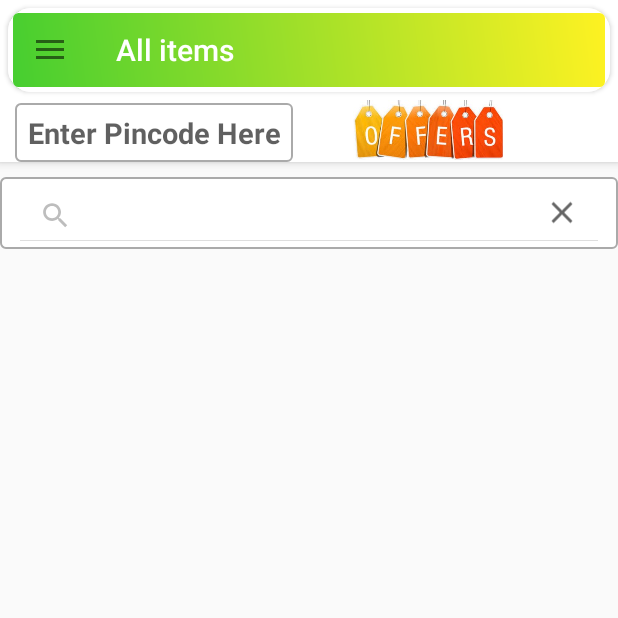
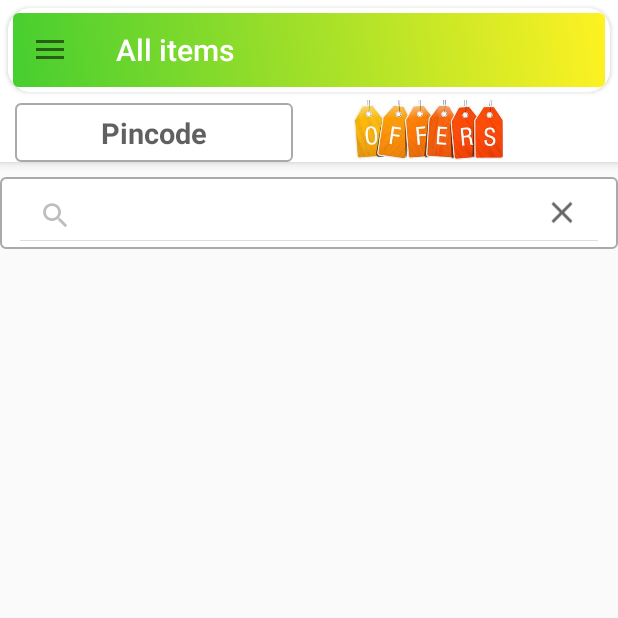
Before and after one commit to Kritip123/grocery_management, an Android app: the fragment OffersPage placed in its activity, after a tap on "Home", on a phone screen of 412 x 824 dp, the top half of it. Run offline under Robolectric (Android 15) with nearby library versions, the phone set to English and light mode, and no system bars; our stand-ins replace Firebase (no records; nobody signed in at launch, a user with empty details on screens opened directly); 2 other taps on this screen came first.

Commit message:
rebase Kalpana Di

```diff
--- a/app/src/main/java/com/dsc/grocerymanagement/activities/DashboardActivity.kt
+++ b/app/src/main/java/com/dsc/grocerymanagement/activities/DashboardActivity.kt
@@ -30,7 +30,7 @@ class DashboardActivity : AppCompatActivity() {
     private lateinit var drawerLayout: DrawerLayout
     lateinit var etPin: EditText
     private lateinit var btnPin: Button
-    private lateinit var offer:ImageView
+    private lateinit var offer: ImageView
     private lateinit var txtPinResult: TextView
     private lateinit var img: ImageView
     private lateinit var toolbar: Toolbar
@@ -48,11 +48,12 @@ class DashboardActivity : AppCompatActivity() {
         //img = ImageView(this@DashboardActivity)
         txtPinResult = findViewById(R.id.txtPinResult)
         txtPinResult.visibility = View.GONE
-        offer=findViewById(R.id.offers)
+        offer = findViewById(R.id.offers)
         etPin = findViewById(R.id.etPin)
         btnPin = findViewById(R.id.btnPin)
         navigationView.menu.getItem(0).isChecked = true
         toolbar = findViewById(R.id.Toolbar)
+        etPin.hideKeyboard()
         auth = FirebaseAuth.getInstance()
         setUpToolbar()
         setMenuIcons(navigationView.menu)
@@ -264,6 +265,10 @@ class DashboardActivity : AppCompatActivity() {
             if (s?.length == 6) {
                 btnPin.performClick()
                 etPin.hideKeyboard()
+            } else {
+                etPin.setCompoundDrawablesWithIntrinsicBounds(0, 0, 0, 0)
+                //txtPinResult.visibility = View.VISIBLE
+
             }
         }
     }
--- a/app/src/main/java/com/dsc/grocerymanagement/fragments/OffersPage.java
+++ b/app/src/main/java/com/dsc/grocerymanagement/fragments/OffersPage.java
@@ -25,11 +25,6 @@ import com.firebase.ui.firestore.FirestoreRecyclerOptions;
 import com.google.firebase.firestore.FirebaseFirestore;
 import com.google.firebase.firestore.Query;
 
-/**
- * A simple {@link Fragment} subclass.
- * Use the {@link OffersPage#newInstance} factory method to
- * create an instance of this fragment.
- */
 public class OffersPage extends Fragment implements IOnBackPressed {
 
     RecyclerView recview;
@@ -37,76 +32,27 @@ public class OffersPage extends Fragment implements IOnBackPressed {
     FirestoreRecyclerAdapter adapter;
     RelativeLayout offerLayout;
 
-    // TODO: Rename parameter arguments, choose names that match
-    // the fragment initialization parameters, e.g. ARG_ITEM_NUMBER
-    private static final String ARG_PARAM1 = "param1";
-    private static final String ARG_PARAM2 = "param2";
-
-    // TODO: Rename and change types of parameters
-    private String mParam1;
-    private String mParam2;
-
-    public OffersPage() {
-        // Required empty public constructor
-    }
-
-    /**
-     * Use this factory method to create a new instance of
-     * this fragment using the provided parameters.
-     *
-     * @param param1 Parameter 1.
-     * @param param2 Parameter 2.
-     * @return A new instance of fragment OffersPage.
-     */
-    // TODO: Rename and change types and number of parameters
-    public static OffersPage newInstance(String param1, String param2) {
-        OffersPage fragment = new OffersPage();
-        Bundle args = new Bundle();
-        args.putString(ARG_PARAM1, param1);
-        args.putString(ARG_PARAM2, param2);
-        fragment.setArguments(args);
-        return fragment;
-    }
-
-    @Override
-    public void onCreate(Bundle savedInstanceState) {
-        super.onCreate(savedInstanceState);
-        if (getArguments() != null) {
-            mParam1 = getArguments().getString(ARG_PARAM1);
-            mParam2 = getArguments().getString(ARG_PARAM2);
-        }
-    }
-
     @Override
     public View onCreateView(LayoutInflater inflater, ViewGroup container,
                              Bundle savedInstanceState) {
         // Inflate the layout for this fragment
-        View view= inflater.inflate(R.layout.fragment_offeritem_page, container, false);
-
-
-
-        recview=(RecyclerView)view.findViewById(R.id.firestore_list);
+        View view = inflater.inflate(R.layout.fragment_offeritem_page, container, false);
+        recview = (RecyclerView) view.findViewById(R.id.firestore_list);
         firebaseFirestore = FirebaseFirestore.getInstance();
         offerLayout = view.findViewById(R.id.progressLayout);
         offerLayout.setVisibility(View.VISIBLE);
-
-
         Query query = FirebaseFirestore.getInstance()
                 .collection("offers");
-
-
         getList(query);
-
         return view;
     }
 
-    private void getList(Query query){
+    private void getList(Query query) {
         FirestoreRecyclerOptions<offermodel> options = new FirestoreRecyclerOptions.Builder<offermodel>()
                 .setQuery(query, offermodel.class)
                 .build();
 
-        adapter = new FirestoreRecyclerAdapter<offermodel, OfferViewHolder>(options){
-
+        adapter = new FirestoreRecyclerAdapter<offermodel, OfferViewHolder>(options) {
 
             @NonNull
             @Override
@@ -125,38 +71,29 @@ public class OffersPage extends Fragment implements IOnBackPressed {
                 holder.relativeLayout.setOnClickListener(new View.OnClickListener() {
                     @Override
                     public void onClick(View view) {
-                        Intent intent=new Intent(getContext(), OfferActivity.class);
-                        intent.putExtra("offerdesc",model.getOfferdesc());
-                        intent.putExtra("c1",model.getC1());
-                        intent.putExtra("c2",model.getC2());
-                        intent.putExtra("c3",model.getC3());
-
-                        intent.putExtra("offerimage",model.getOfferimage().toString());
+                        Intent intent = new Intent(getContext(), OfferActivity.class);
+                        intent.putExtra("offerdesc", model.getOfferdesc());
+                        intent.putExtra("c1", model.getC1());
+                        intent.putExtra("c2", model.getC2());
+                        intent.putExtra("c3", model.getC3());
+                        intent.putExtra("offerimage", model.getOfferimage());
                         view.getContext().startActivity(intent);
                     }
                 });
                 offerLayout.setVisibility(View.GONE);
-
-
             }
         };
-
-        // adapter.notifyDataSetChanged();
+        adapter.notifyDataSetChanged();
         recview.setHasFixedSize(true);
         recview.setLayoutManager(new LinearLayoutManager(getActivity()));
         recview.setAdapter(adapter);
-
     }
 
-
-
-    private class OfferViewHolder extends RecyclerView.ViewHolder{
+    private class OfferViewHolder extends RecyclerView.ViewHolder {
 
         ImageView offerimg;
-        TextView offername,offertype;
-        offermodel model;
+        TextView offername, offertype;
         RelativeLayout relativeLayout;
-
 
         public OfferViewHolder(@NonNull View itemView) {
             super(itemView);
@@ -164,11 +101,8 @@ public class OffersPage extends Fragment implements IOnBackPressed {
             offerimg = (ImageView) itemView.findViewById(R.id.offerimage);
             offername = (TextView) itemView.findViewById(R.id.offername);
             offertype = (TextView) itemView.findViewById(R.id.offertype);
-            relativeLayout=itemView.findViewById(R.id.offerlayout);
-
-
+            relativeLayout = itemView.findViewById(R.id.offerlayout);
         }
-
     }
 
     @Override
--- a/app/src/main/res/layout/activity_dashboard.xml
+++ b/app/src/main/res/layout/activity_dashboard.xml
@@ -15,33 +15,35 @@
             android:layout_width="match_parent"
             android:layout_height="wrap_content"
             android:background="#fff"
-            app:layout_scrollFlags="scroll|enterAlways"
-            android:theme="@style/ThemeOverlay.AppCompat.Light">
+            android:theme="@style/ThemeOverlay.AppCompat.Light"
+            app:layout_scrollFlags="scroll|enterAlways">
+
             <androidx.cardview.widget.CardView
                 android:id="@+id/cardImg"
                 android:layout_width="match_parent"
                 android:layout_height="wrap_content"
                 android:layout_margin="5dp"
-                app:layout_scrollFlags="scroll|enterAlways"
                 android:background="#000"
-                app:cardCornerRadius="15dp">
+                app:cardCornerRadius="15dp"
+                app:layout_scrollFlags="scroll|enterAlways">
+
                 <androidx.appcompat.widget.Toolbar
                     android:id="@+id/Toolbar"
                     android:layout_width="match_parent"
                     android:layout_height="wrap_content"
                     android:background="@drawable/button_border"
                     android:minHeight="?attr/actionBarSize"
-                app:titleTextColor="#fff"
                     android:theme="@style/ThemeOverlay.AppCompat.Light"
-                app:layout_scrollFlags="scroll|enterAlways" />
+                    app:layout_scrollFlags="scroll|enterAlways"
+                    app:titleTextColor="#fff" />
             </androidx.cardview.widget.CardView>
 
             <RelativeLayout
                 android:layout_width="match_parent"
                 android:layout_height="wrap_content"
-                app:layout_scrollFlags="scroll|enterAlways"
+                android:background="#fff"
                 android:theme="@style/ThemeOverlay.AppCompat.Light"
-                android:background="#fff">
+                app:layout_scrollFlags="scroll|enterAlways">
 
                 <EditText
                     android:id="@+id/etPin"
@@ -60,14 +62,15 @@
                     android:textColorHint="#9F000000"
                     android:textSize="19sp"
                     android:textStyle="bold" />
+
                 <ImageView
                     android:id="@+id/offers"
                     android:layout_width="100dp"
                     android:layout_height="40dp"
+                    android:layout_marginStart="40dp"
+                    android:layout_toEndOf="@id/etPin"
                     android:background="@drawable/button_border"
-                    android:layout_toEndOf="@id/etPin"
-                    android:layout_marginStart="40dp"
-                    android:src="@drawable/offer"/>
+                    android:src="@drawable/offer" />
 
                 <Button
                     android:id="@+id/btnPin"
@@ -77,25 +80,25 @@
                     android:layout_marginStart="10dp"
                     android:layout_marginTop="-1dp"
                     android:layout_toEndOf="@id/etPin"
-                    android:visibility="gone"
                     android:background="@drawable/button_border"
                     android:paddingVertical="5dp"
                     android:text="@string/check"
                     android:textColor="#0A3D62"
-                    android:textStyle="bold" />
+                    android:textStyle="bold"
+                    android:visibility="gone" />
 
                 <TextView
                     android:id="@+id/txtPinResult"
                     android:layout_width="match_parent"
                     android:layout_height="wrap_content"
+                    android:layout_below="@id/etPin"
                     android:padding="5dp"
                     android:text="@string/not_eligible_for_this_pincode"
                     android:textAlignment="center"
                     android:textColor="#FF0000"
-                    android:visibility="gone"
+                    android:textSize="16sp"
                     android:textStyle="bold"
-                    android:layout_below="@id/etPin"
-                    android:textSize="16sp" />
+                    android:visibility="gone" />
             </RelativeLayout>
         </com.google.android.material.appbar.AppBarLayout>
 
--- a/app/src/main/res/layout/activity_listitem_single.xml
+++ b/app/src/main/res/layout/activity_listitem_single.xml
@@ -3,16 +3,16 @@
     xmlns:app="http://schemas.android.com/apk/res-auto"
     android:layout_width="match_parent"
     android:layout_height="wrap_content"
+    android:layout_margin="6dp"
+    android:background="#ffffff"
     android:elevation="5dp"
     app:cardCornerRadius="10dp"
-    android:layout_margin="6dp"
-    android:background="#ffffff"
     app:cardUseCompatPadding="false">
 
     <RelativeLayout
+        android:id="@+id/container"
         android:layout_width="match_parent"
         android:layout_height="wrap_content"
-        android:id="@+id/container"
         android:padding="15dp">
 
         <androidx.cardview.widget.CardView
--- a/app/src/main/res/values/strings.xml
+++ b/app/src/main/res/values/strings.xml
@@ -16,7 +16,7 @@
     <string name="welcome_to_ngroc_mart">WELCOME TO\nGROC MART</string>
     <string name="hello_blank_fragment">Hello blank fragment</string>
     <string name="check">Check</string>
-    <string name="enter_pincode_here">Enter Pincode Here</string>
+    <string name="enter_pincode_here">Pincode</string>
     <string name="enter_your_pincode_to_confirm_delivery_location">Enter your pincode to confirm delivery location:-</string>
     <string name="not_eligible_for_this_pincode"><u>Not Eligible for this pincode</u></string>
     <string name="offers">Offers</string>
```
Also changed, not shown: app/src/main/java/com/dsc/grocerymanagement/activities/OfferActivity.java (+9 -13 lines), app/src/main/java/com/dsc/grocerymanagement/fragments/CategoriesPage.kt (+9 -6 lines), app/src/main/java/com/dsc/grocerymanagement/fragments/HomePage.kt (+21 -21 lines), app/src/main/java/com/dsc/grocerymanagement/model/offermodel.java (+4 -4 lines), app/src/main/res/layout/activity_offer.xml (+4 -10 lines). Lines whose indentation alone changed are shown as unchanged.
